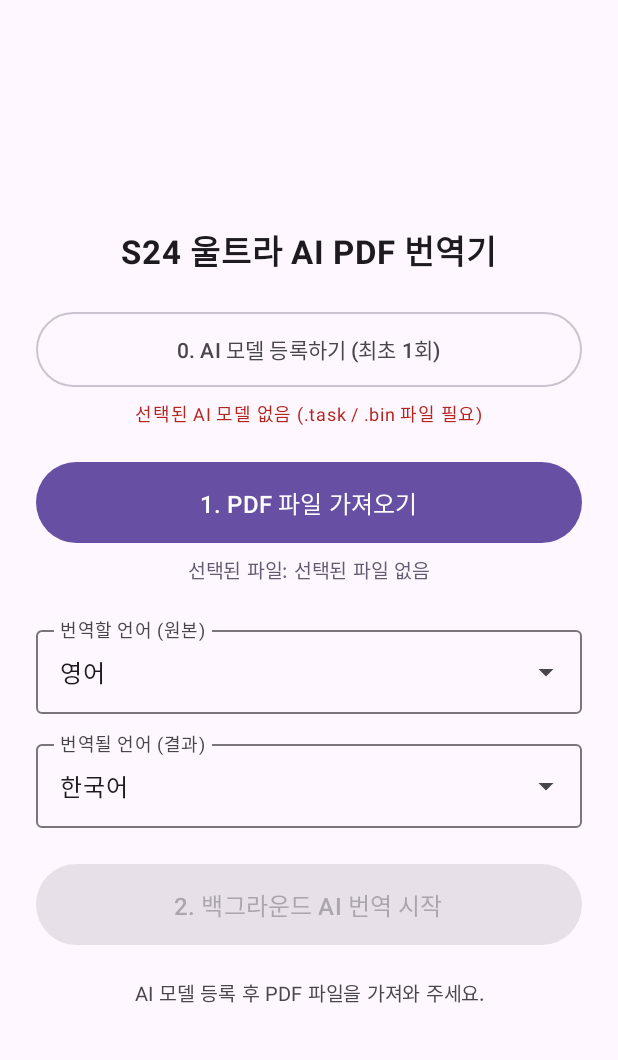
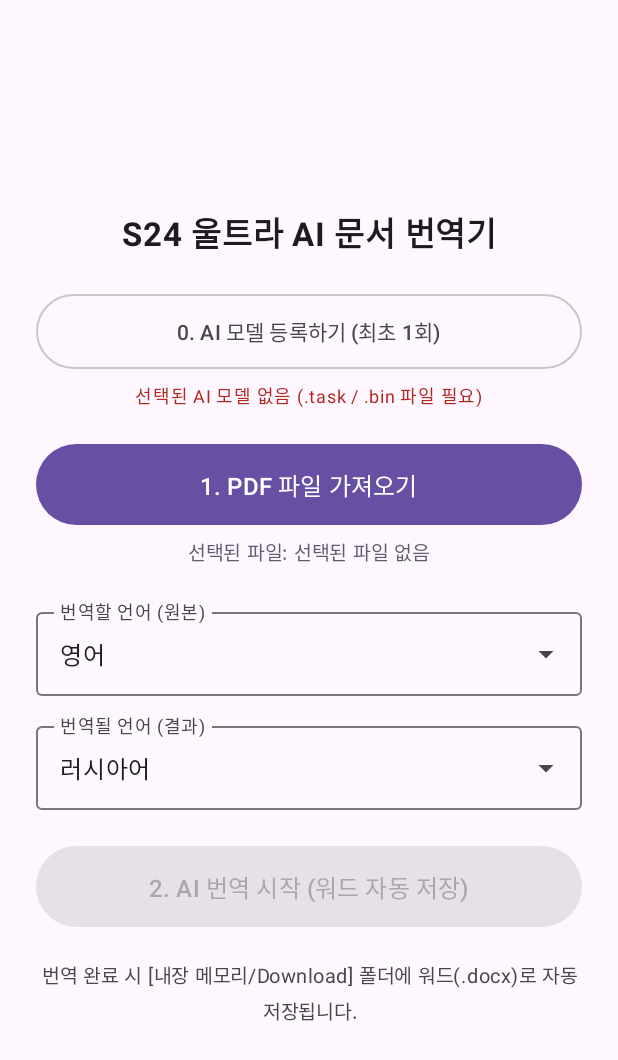
Before and after one commit to guwooguwoo/TransportL, an Android app built with Jetpack Compose: the screen it shows after launch (MainActivity), on a phone screen of 412 x 824 dp. Shown: the top 1060 px of the screen. Run offline under Robolectric (Android 15) with nearby library versions, the phone set to English and light mode, and no system bars; libraries missing offline, so code that uses them is left out: com.google.mediapipe.tasks, com.tom_roush.pdfbox; pictures from the network do not load; 1 statement that could not run was skipped.

Commit message:
MainActivity.kt 업데이트

```diff
--- a/app/src/main/java/com/example/offlinepdftranslator/MainActivity.kt
+++ b/app/src/main/java/com/example/offlinepdftranslator/MainActivity.kt
@@ -61,13 +61,13 @@ fun OfflinePdfTranslatorScreen() {
         listOf(
             "한국어" to "Korean",
             "영어" to "English",
+            "러시아어" to "Russian",
+            "베트남어" to "Vietnamese",
             "일본어" to "Japanese",
             "중국어" to "Chinese",
             "스페인어" to "Spanish",
             "프랑스어" to "French",
             "독일어" to "German",
-            "러시아어" to "Russian",
-            "베트남어" to "Vietnamese",
             "태국어" to "Thai"
         )
     }
@@ -87,8 +87,8 @@ fun OfflinePdfTranslatorScreen() {
     var selectedPdfUri by remember { mutableStateOf<Uri?>(null) }
     var selectedFileName by remember { mutableStateOf("선택된 파일 없음") }
     var sourceLang by remember { mutableStateOf(languages[1]) } // 기본값: 영어
-    var targetLang by remember { mutableStateOf(languages[0]) } // 기본값: 한국어
-    var localStatus by remember { mutableStateOf("AI 모델 등록 후 PDF 파일을 가져와 주세요.") }
+    var targetLang by remember { mutableStateOf(languages[2]) } // 기본값: 러시아어 (언제든 변경 가능)
+    var localStatus by remember { mutableStateOf("번역 완료 시 [내장 메모리/Download] 폴더에 워드(.docx)로 자동 저장됩니다.") }
 
     val notificationPermissionLauncher = rememberLauncherForActivityResult(
         contract = ActivityResultContracts.RequestPermission()
@@ -140,42 +140,7 @@ fun OfflinePdfTranslatorScreen() {
             selectedPdfUri = uri
             selectedFileName = getFileNameFromUri(context, uri)
             TranslationService.resetCompletion()
-            localStatus = "파일 준비 완료. 백그라운드 번역을 시작할 수 있습니다."
-        }
-    }
-
-    // [런처 2] 번역 완료된 PDF 저장 런처
-    val exportLauncher = rememberLauncherForActivityResult(
-        contract = ActivityResultContracts.CreateDocument("application/pdf")
-    ) { saveUri: Uri? ->
-        val pagesToSave = TranslationService.completedPages
-        if (saveUri != null && pagesToSave.isNotEmpty()) {
-            coroutineScope.launch(Dispatchers.IO) {
-                try {
-                    context.contentResolver.openOutputStream(saveUri)?.use { outputStream ->
-                        createStructuredPdf(
-                            pages = pagesToSave,
-                            outputStream = outputStream
-                        )
-                    }
-                    withContext(Dispatchers.Main) {
-                        localStatus = "✅ 고품질 AI PDF 번역본 저장 완료!"
-                        TranslationService.resetCompletion()
-                        Toast.makeText(context, "PDF 파일이 성공적으로 저장되었습니다.", Toast.LENGTH_LONG).show()
-                    }
-                } catch (e: Exception) {
-                    withContext(Dispatchers.Main) {
-                        localStatus = "❌ 저장 실패: ${e.message}"
-                    }
-                }
-            }
-        }
-    }
-
-    LaunchedEffect(progressState.isCompleted) {
-        if (progressState.isCompleted && TranslationService.completedPages.isNotEmpty()) {
-            val baseName = progressState.fileName.ifEmpty { selectedFileName }.removeSuffix(".pdf")
-            exportLauncher.launch("${baseName}_AI번역본.pdf")
+            localStatus = "파일 준비 완료! 아래 버튼을 누르면 번역 후 Download 폴더에 워드(.docx)로 자동 저장됩니다."
         }
     }
 
@@ -194,7 +159,7 @@ fun OfflinePdfTranslatorScreen() {
         horizontalAlignment = Alignment.CenterHorizontally
     ) {
         Text(
-            text = "S24 울트라 AI PDF 번역기",
+            text = "S24 울트라 AI 문서 번역기",
             fontSize = 22.sp,
             fontWeight = FontWeight.Bold,
             modifier = Modifier.padding(bottom = 24.dp)
@@ -261,15 +226,9 @@ fun OfflinePdfTranslatorScreen() {
 
         Spacer(modifier = Modifier.height(24.dp))
 
-        // [버튼 2] 백그라운드 AI 번역 및 PDF 내보내기
+        // [버튼 2] 백그라운드 AI 번역 시작 (완료 즉시 Download 폴더에 워드 자동 저장)
         Button(
             onClick = {
-                if (progressState.isCompleted && TranslationService.completedPages.isNotEmpty()) {
-                    val baseName = progressState.fileName.ifEmpty { selectedFileName }.removeSuffix(".pdf")
-                    exportLauncher.launch("${baseName}_AI번역본.pdf")
-                    return@Button
-                }
-
                 val modelPath = savedModelPath
                 if (modelPath == null) {
                     Toast.makeText(context, "먼저 상단에서 AI 모델(.task/.bin)을 등록해 주세요.", Toast.LENGTH_LONG).show()
@@ -287,6 +246,8 @@ fun OfflinePdfTranslatorScreen() {
                     return@Button
                 }
 
+                TranslationService.resetCompletion()
+
                 val serviceIntent = Intent(context, TranslationService::class.java).apply {
                     putExtra(TranslationService.EXTRA_PDF_URI, uri.toString())
                     putExtra(TranslationService.EXTRA_FILE_NAME, selectedFileName)
@@ -295,15 +256,15 @@ fun OfflinePdfTranslatorScreen() {
                     putExtra(TranslationService.EXTRA_TARGET_LANG, targetLang.second)
                 }
                 ContextCompat.startForegroundService(context, serviceIntent)
-                Toast.makeText(context, "백그라운드에서 AI 번역을 시작합니다. 상단 알림바를 확인하세요.", Toast.LENGTH_LONG).show()
+                Toast.makeText(context, "번역을 시작합니다. 완료되면 Download 폴더에 워드(.docx)로 자동 저장됩니다!", Toast.LENGTH_LONG).show()
             },
             modifier = Modifier
                 .fillMaxWidth()
                 .height(54.dp),
-            enabled = !isProcessing && ((savedModelPath != null && selectedPdfUri != null) || progressState.isCompleted)
+            enabled = !isProcessing && savedModelPath != null && selectedPdfUri != null
         ) {
             Text(
-                text = if (progressState.isCompleted) "2. 번역본 PDF 저장하기" else "2. 백그라운드 AI 번역 시작",
+                text = "2. AI 번역 시작 (워드 자동 저장)",
                 fontSize = 16.sp
             )
         }
@@ -335,7 +296,7 @@ fun OfflinePdfTranslatorScreen() {
             text = displayStatus,
             fontSize = 13.sp,
             textAlign = TextAlign.Center,
-            color = MaterialTheme.colorScheme.onSurfaceVariant
+            color = if (progressState.isCompleted) MaterialTheme.colorScheme.primary else MaterialTheme.colorScheme.onSurfaceVariant
         )
     }
 }
```
